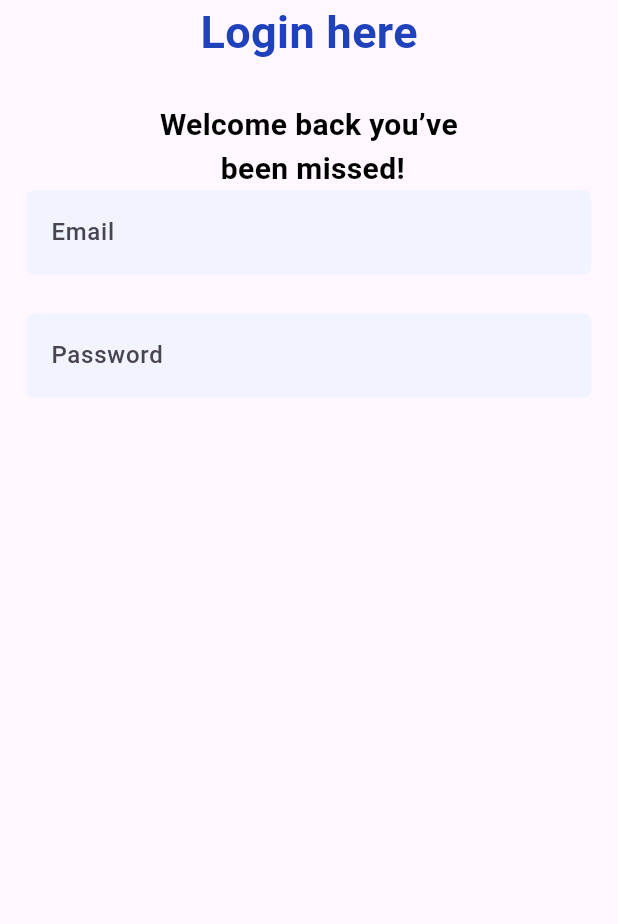
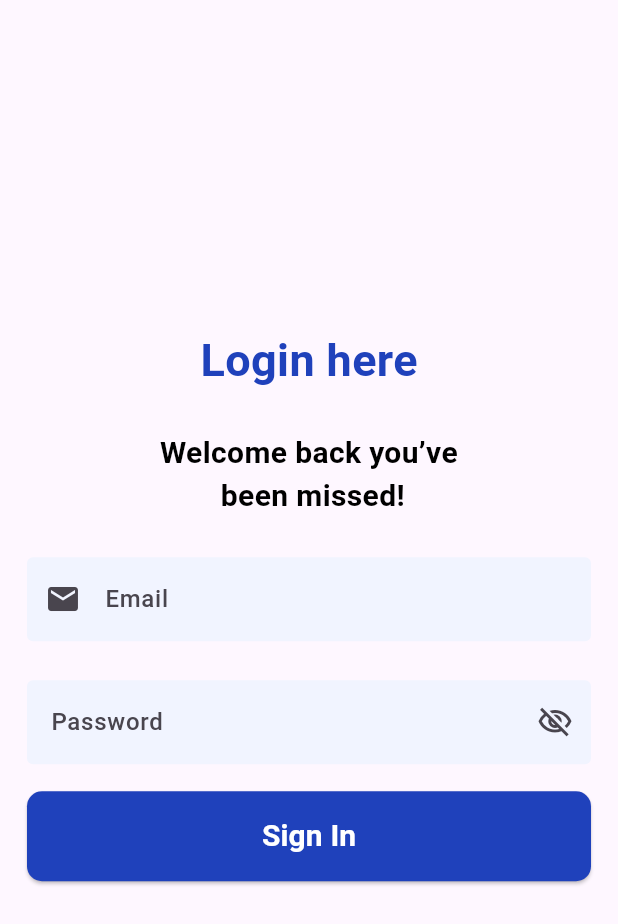
Before and after one commit to QalibAli/bmi_calculatorr, a Flutter app: the screen it shows after launch, on a phone screen of 412 x 824 dp. Shown: the top 924 px of the screen. Run offline on Flutter 3.47's test engine with Material 3 defaults, Android fonts, the phone set to English and light mode, and no system bars.

Commit message:
login page

```diff
--- a/lib/app.dart
+++ b/lib/app.dart
@@ -1,5 +1,3 @@
-
-import 'package:bmi/ui/pages/bmi/bmi_screen.dart';
 import 'package:bmi/ui/pages/login/login_screen.dart';
 import 'package:flutter/material.dart';
 
--- a/lib/constants/app_text_styles.dart
+++ b/lib/constants/app_text_styles.dart
@@ -8,6 +8,12 @@ class AppTextStyle {
     color: AppColors.white,
     fontSize: 30,
     fontWeight: FontWeight.bold,
+  );
+
+  static const w20b700 = TextStyle(
+    color: AppColors.white,
+    fontSize: 20,
+    fontWeight: FontWeight.w700,
   );
 
   static const w18 = TextStyle(
--- a/lib/ui/pages/login/login_screen.dart
+++ b/lib/ui/pages/login/login_screen.dart
@@ -1,8 +1,6 @@
 import 'package:bmi/constants/app_sized_box.dart';
-import 'package:bmi/constants/app_strings.dart';
-import 'package:bmi/constants/app_text_styles.dart';
+import 'package:bmi/ui/pages/login/widgets/login_auth.dart';
 import 'package:bmi/ui/pages/login/widgets/login_titels.dart';
-import 'package:bmi/ui/widgets/global_input_widget.dart';
 import 'package:flutter/material.dart';
 
 class LoginScreen extends StatefulWidget {
@@ -15,26 +13,17 @@ class LoginScreen extends StatefulWidget {
 class _LoginScreenState extends State<LoginScreen> {
   @override
   Widget build(BuildContext context) {
-    final emailController = TextEditingController();
-    final passwordController = TextEditingController();
-
-    return Scaffold(
+    return const Scaffold(
       body: SafeArea(
         child: Center(
           child: Column(
+            mainAxisAlignment: MainAxisAlignment.center,
             children: [
-              const LoginTitels(),
-              GlobalInputWidget(
-                hintText: 'Email',
-                isSecure: false,
-                controller: emailController,
-              ),
+              LoginTitels(),
               AppSizedBox.h26,
-              GlobalInputWidget(
-                hintText: 'Password',
-                isSecure: true,
-                controller: passwordController,
-              ),
+              LoginAuth(),
+
+
             ],
           ),
         ),
--- /dev/null
+++ b/lib/ui/pages/login/widgets/login_auth.dart
@@ -0,0 +1,54 @@
+import 'package:bmi/constants/app_paddings.dart';
+import 'package:bmi/constants/app_sized_box.dart';
+import 'package:bmi/ui/pages/bmi/bmi_screen.dart';
+import 'package:bmi/ui/widgets/global_button.dart';
+import 'package:bmi/ui/widgets/global_input_widget.dart';
+import 'package:flutter/material.dart';
+
+class LoginAuth extends StatelessWidget {
+  const LoginAuth({super.key});
+
+  @override
+  Widget build(BuildContext context) {
+    final emailController = TextEditingController();
+    final passwordController = TextEditingController();
+    return Column(
+      mainAxisAlignment: MainAxisAlignment.center,
+      children: [
+        GlobalInputWidget(
+          hintText: 'Email',
+          isSecure: false,
+          controller: emailController,
+          isEmail: true,
+        ),
+        AppSizedBox.h26,
+        GlobalInputWidget(
+          hintText: 'Password',
+          isSecure: true,
+          controller: passwordController,
+          isEmail: false,
+        ),
+        Padding(
+          padding: AppPaddings.all18,
+          child: Row(
+            children: [
+              Expanded(
+                child: GlobalButton(
+                  buttonText: 'Sign In',
+                  onPressed: () {
+                    Navigator.pushReplacement(
+                      context,
+                      MaterialPageRoute(
+                        builder: (_) => const BmiScreen(),
+                      ),
+                    );
+                  },
+                ),
+              )
+            ],
+          ),
+        ),
+      ],
+    );
+  }
+}
--- a/lib/ui/widgets/global_button.dart
+++ b/lib/ui/widgets/global_button.dart
@@ -1,38 +1,30 @@
 import 'package:bmi/constants/app_colors.dart';
-import 'package:bmi/constants/app_paddings.dart';
 import 'package:bmi/constants/app_text_styles.dart';
 import 'package:flutter/material.dart';
 
 class GlobalButton extends StatelessWidget {
-  const GlobalButton({
-    super.key,
-    required this.onPressed,
-    required this.buttonText,
-  });
+  const GlobalButton(
+      {super.key, required this.buttonText, required this.onPressed});
 
-  final Function() onPressed;
   final String buttonText;
+  final void Function() onPressed;
 
   @override
   Widget build(BuildContext context) {
-    return Expanded(
-      child: Padding(
-        padding: AppPaddings.all12,
-        child: Row(
-          children: [
-            Expanded(
-              child: ElevatedButton(
-                onPressed: onPressed,
-                style: ElevatedButton.styleFrom(
-                    backgroundColor: AppColors.red,
-                    shape: const RoundedRectangleBorder()),
-                child: Text(
-                  buttonText,
-                  style: AppTextStyle.w18,
-                ),
+    return SizedBox(
+      height: 60,
+      child: ElevatedButton(
+        onPressed: onPressed,
+        style: ElevatedButton.styleFrom(
+            shape: const RoundedRectangleBorder(
+              borderRadius: BorderRadius.all(
+                Radius.circular(10),
               ),
             ),
-          ],
+            backgroundColor: AppColors.blue),
+        child: Text(
+          buttonText,
+          style: AppTextStyle.w20b700,
         ),
       ),
     );
--- a/lib/ui/widgets/global_input_widget.dart
+++ b/lib/ui/widgets/global_input_widget.dart
@@ -2,37 +2,58 @@ import 'package:bmi/constants/app_colors.dart';
 import 'package:bmi/constants/app_input_border.dart';
 import 'package:bmi/constants/app_paddings.dart';
 import 'package:flutter/material.dart';
-import 'package:flutter/widgets.dart';
 
-class GlobalInputWidget extends StatelessWidget {
+class GlobalInputWidget extends StatefulWidget {
   const GlobalInputWidget({
     super.key,
     required this.hintText,
     required this.isSecure,
     required this.controller,
+    required this.isEmail,
   });
 
   final String hintText;
+  final bool isEmail;
   final bool isSecure;
   final TextEditingController controller;
 
+  @override
+  State<GlobalInputWidget> createState() => _GlobalInputWidgetState();
+}
+
+class _GlobalInputWidgetState extends State<GlobalInputWidget> {
+  bool isPassword = false;
   @override
   Widget build(BuildContext context) {
     return Padding(
       padding: AppPaddings.all18.copyWith(top: 0, bottom: 0),
       child: TextFormField(
         obscuringCharacter: "*",
-        controller: controller,
-        obscureText: isSecure,
+        controller: widget.controller,
+        obscureText: isPassword? false : widget.isSecure,
         style: const TextStyle(
           fontSize: 16,
           color: Color(0xff626262),
           fontWeight: FontWeight.w500,
         ),
         decoration: InputDecoration(
+          prefixIcon: widget.isEmail ? const Icon(Icons.email) : null,
+          suffixIcon: widget.isEmail
+              ? null
+              : GestureDetector(
+                  onTap: () {
+                    isPassword = !isPassword;
+                    setState(() {});
+                  },
+                  child: isPassword
+                      ? const Icon(
+                          Icons.visibility_outlined,
+                        )
+                      : const Icon(Icons.visibility_off_outlined),
+                ),
           fillColor: AppColors.fillColor,
           filled: true,
-          hintText: hintText,
+          hintText: widget.hintText,
           enabledBorder: AppInputBorders.enabledBorder.copyWith(
             borderSide: BorderSide.none,
           ),
--- a/pubspec.yaml
+++ b/pubspec.yaml
@@ -31,10 +31,8 @@ dependencies:
   flutter:
     sdk: flutter
 
-
-  # The following adds the Cupertino Icons font to your application.
-  # Use with the CupertinoIcons class for iOS style icons.
   cupertino_icons: ^1.0.6
+  shared_preferences: ^2.2.3
 
 dev_dependencies:
   flutter_test:
```
Also changed, not shown: lib/ui/pages/bmi/bmi_screen.dart (+15 -18 lines), pubspec.lock, 7 other files.
